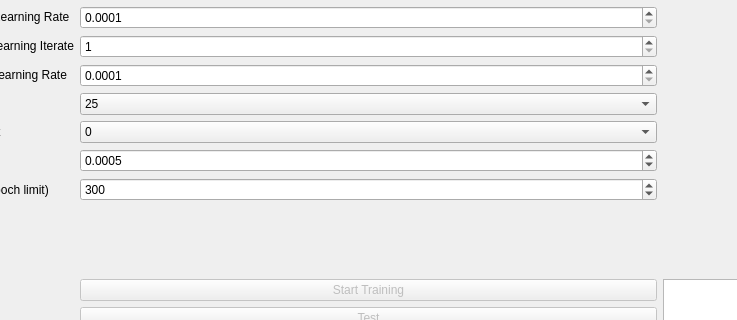
Before: the Qt Designer form NFDashboard/nfdash.ui in h2df/neural-fuzzy, drawn with Qt 5; both pictures show x 448 to 1185 and y 110 to 430 of the 1550 by 733 pixel window.
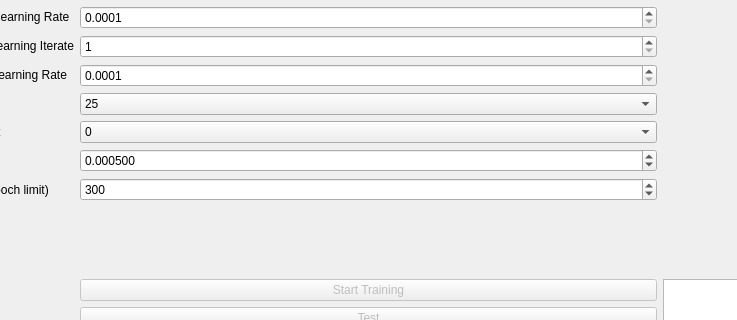
After: the same form once the commit is applied. Custom widgets are drawn as their Qt base class.

```diff
--- a/NFDashboard/nfdash.ui
+++ b/NFDashboard/nfdash.ui
@@ -262,7 +262,7 @@
      <item row="9" column="1">
       <widget class="QDoubleSpinBox" name="error_threshold_spin">
        <property name="decimals">
-        <number>4</number>
+        <number>6</number>
        </property>
        <property name="minimum">
         <double>0.000100000000000</double>
```
Left out of the diff: 82 changed lines with no effect on the pictures.
